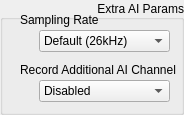
Above: Bug_ExtraAIParams.ui from acorver/SpikeGL before the change. Below: the same form after it.
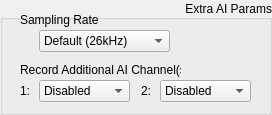
That is the form after the change.

```diff
--- a/Bug_ExtraAIParams.ui
+++ b/Bug_ExtraAIParams.ui
@@ -6,7 +6,7 @@
    <rect>
     <x>0</x>
     <y>0</y>
-    <width>184</width>
+    <width>272</width>
     <height>115</height>
    </rect>
   </property>
@@ -30,7 +30,7 @@
     <rect>
      <x>39</x>
      <y>80</y>
-     <width>131</width>
+     <width>91</width>
      <height>22</height>
     </rect>
    </property>
@@ -56,7 +56,7 @@
     <string>&lt;html&gt;&lt;head/&gt;&lt;body&gt;&lt;p&gt;Optionally, you can record a second AI channel along with the AI channel you want to use for triggering. This additional channel is saved alongside all the other data. &lt;/p&gt;&lt;p&gt;Useful for synchronizing telemetry recording data to other systems.&lt;/p&gt;&lt;/body&gt;&lt;/html&gt;</string>
    </property>
    <property name="text">
-    <string>Record Additional AI Channel</string>
+    <string>Record Additional AI Channel(s)</string>
    </property>
   </widget>
   <widget class="QComboBox" name="rate">
@@ -113,6 +113,56 @@
     <string>Sampling Rate</string>
    </property>
   </widget>
+  <widget class="QLabel" name="labelai1">
+   <property name="geometry">
+    <rect>
+     <x>20</x>
+     <y>80</y>
+     <width>16</width>
+     <height>22</height>
+    </rect>
+   </property>
+   <property name="toolTip">
+    <string>&lt;html&gt;&lt;head/&gt;&lt;body&gt;&lt;p&gt;Optionally, you can record a additioanl AI channel(2), up to 2. This can be the AI channel you want to use for triggering + 1 extra channel, or if not using AI for triggering, 2 additional AI channels. These additional channels are saved alongside all the other data. &lt;/p&gt;&lt;p&gt;Useful for synchronizing telemetry recording data to other systems.&lt;/p&gt;&lt;/body&gt;&lt;/html&gt;</string>
+   </property>
+   <property name="text">
+    <string>1:</string>
+   </property>
+  </widget>
+  <widget class="QLabel" name="labelai2">
+   <property name="geometry">
+    <rect>
+     <x>141</x>
+     <y>80</y>
+     <width>16</width>
+     <height>22</height>
+    </rect>
+   </property>
+   <property name="toolTip">
+    <string>&lt;html&gt;&lt;head/&gt;&lt;body&gt;&lt;p&gt;Optionally, you can record a additioanl AI channel(2), up to 2. This can be the AI channel you want to use for triggering + 1 extra channel, or if not using AI for triggering, 2 additional AI channels. These additional channels are saved alongside all the other data. &lt;/p&gt;&lt;p&gt;Useful for synchronizing telemetry recording data to other systems.&lt;/p&gt;&lt;/body&gt;&lt;/html&gt;</string>
+   </property>
+   <property name="text">
+    <string>2:</string>
+   </property>
+  </widget>
+  <widget class="QComboBox" name="chan2">
+   <property name="geometry">
+    <rect>
+     <x>160</x>
+     <y>80</y>
+     <width>91</width>
+     <height>22</height>
+    </rect>
+   </property>
+   <property name="toolTip">
+    <string>&lt;html&gt;&lt;head/&gt;&lt;body&gt;&lt;p&gt;Optionally, you can record a additioanl AI channel(2), up to 2. This can be the AI channel you want to use for triggering + 1 extra channel, or if not using AI for triggering, 2 additional AI channels. These additional channels are saved alongside all the other data. &lt;/p&gt;&lt;p&gt;Useful for synchronizing telemetry recording data to other systems.&lt;/p&gt;&lt;/body&gt;&lt;/html&gt;</string>
+   </property>
+   <item>
+    <property name="text">
+     <string>Disabled</string>
+    </property>
+   </item>
+  </widget>
  </widget>
  <resources/>
  <connections/>
```
Left out of the diff: 4 changed lines with no effect on the pictures.
